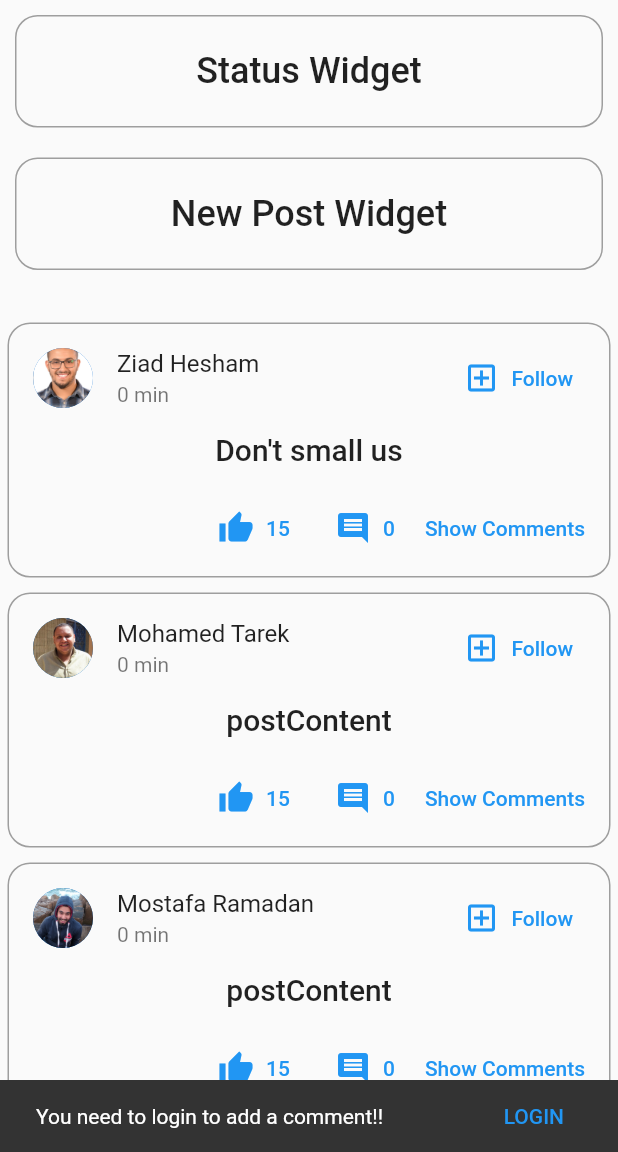
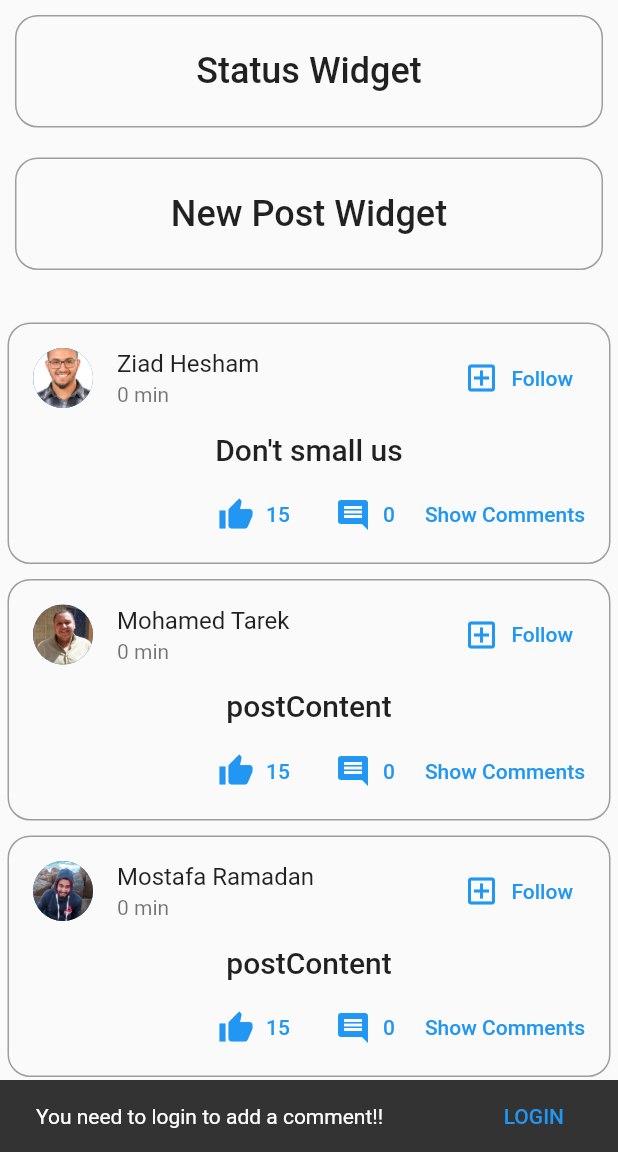
Before and after one commit to ziadHesham1/instagram-clone-flutter-mobile-application, a Flutter app: the screen it shows after launch, after a tap on an icon or button, on a phone screen of 412 x 824 dp, the part 84-1236 px from its top. Run offline on Flutter 3.47's test engine with Material 2 defaults, Android fonts, the light colour scheme and no system bars.

Commit message:
adjusting post height

```diff
--- a/lib/core/globals/global_variables.dart
+++ b/lib/core/globals/global_variables.dart
@@ -8,6 +8,9 @@
   static String ziadImg = 'images/ziad_img.jpeg';
   static String tarekImg = 'images/tarek_img.png';
   static String mostafaImg = 'images/mostafa_img.JPG';
+  //
+  static String longText =
+      'By default, ListView will automatically pad the list\'s scrollable extremities ';
 
   // Global Scaffold Key
   static GlobalKey<ScaffoldState> homeScaffoldKey = GlobalKey(); // Create a key
--- a/lib/core/providers/comment_provider.dart
+++ b/lib/core/providers/comment_provider.dart
@@ -1,4 +1,5 @@
 import 'package:flutter/cupertino.dart';
+import 'package:instagram_clone/core/globals/global_variables.dart';
 
 class CommentModel {
   final String id;
@@ -15,18 +16,20 @@
 }
 
 class CommentsProvider with ChangeNotifier {
-  final List<CommentModel> _comments = [
+
+/*   final List<CommentModel> _comments = [
     CommentModel(
       id: 'Commentid1',
       userId: 'ZiadId1',
       publishTime: DateTime.now(),
-      commentContent: 'ZiadId1 comments : Don\'t small us',
+      commentContent:
+          'ZiadId1 comments :  ${GlobalVariables.longText}',
     ),
     CommentModel(
       id: 'Commentid2',
       userId: 'TarekId2',
       publishTime: DateTime.now(),
-      commentContent: 'TarekId2 commentContent',
+      commentContent: 'TarekId2 : ${GlobalVariables.longText}',
     ),
     CommentModel(
       id: 'Commentid3',
@@ -46,5 +49,4 @@
 
   CommentModel findCommentById(commentPublisherId) =>
       _comments.firstWhere((comments) => comments.id == commentPublisherId);
-
-}
+ */}
--- a/lib/core/providers/posts_provider.dart
+++ b/lib/core/providers/posts_provider.dart
@@ -57,7 +57,7 @@
       likesNumber: 15,
     ),
   ];
-  get posts => [..._posts];
+  List<PostModel> get posts => [..._posts];
 
   void addPost(PostModel newPost) {
     _posts.add(newPost);
--- a/lib/home_screen/posts/post/post_interaction_widget.dart
+++ b/lib/home_screen/posts/post/post_interaction_widget.dart
@@ -45,7 +45,7 @@
                 setState(
                   () {
                     if (loggedInUser != null) {
-                      var commentContent2 = '${post.userId}You are so cool';
+                      var commentContent2 = '${post.userId} ${GlobalVariables.longText}';
                       providedPosts.addComment(
                         post.id,
                         CommentModel(
--- a/lib/home_screen/posts/post/post_widget.dart
+++ b/lib/home_screen/posts/post/post_widget.dart
@@ -26,7 +26,8 @@
         border: Border.all(color: GlobalVariables.post_border_color),
       ),
       width: double.infinity,
-      height: 170,
+      // height: 170,
+
       child: Column(
         children: [
           ListTile(
@@ -51,7 +52,7 @@
             post.postContent,
             style: GlobalVariables.smaller_header,
           ),
-          const Spacer(),
+          // const Spacer(),
           // like and comment buttons
           PostInteractionWidget(postId),
         ],
--- a/lib/home_screen/posts/post/posts_view_widget.dart
+++ b/lib/home_screen/posts/post/posts_view_widget.dart
@@ -8,13 +8,21 @@
 
   @override
   Widget build(BuildContext context) {
-    var providedPosts = Provider.of<PostsProvider>(context).posts;
-    return Column(
+    List<PostModel> posts = Provider.of<PostsProvider>(context).posts;
+    return
+        Column(
       children: [
-        ...providedPosts.map(
-          (PostModel post) => PostWidget(post.id),
-        ),
-      ],
-    );
+      ...posts.map(
+        (PostModel post) => PostWidget(post.id),
+      ),
+    ]);
+
+
+        /* ListView.builder(
+            shrinkWrap: true,
+            itemCount: posts.length,
+            itemBuilder: (BuildContext context, int index) {
+              return PostWidget(posts[index].id);
+            }); */
   }
 }
```
Also changed, not shown: lib/home_screen/posts/comment/comment_widget.dart (+7 -5 lines), lib/home_screen/posts/comment/comments_widget.dart (+11 -3 lines).
